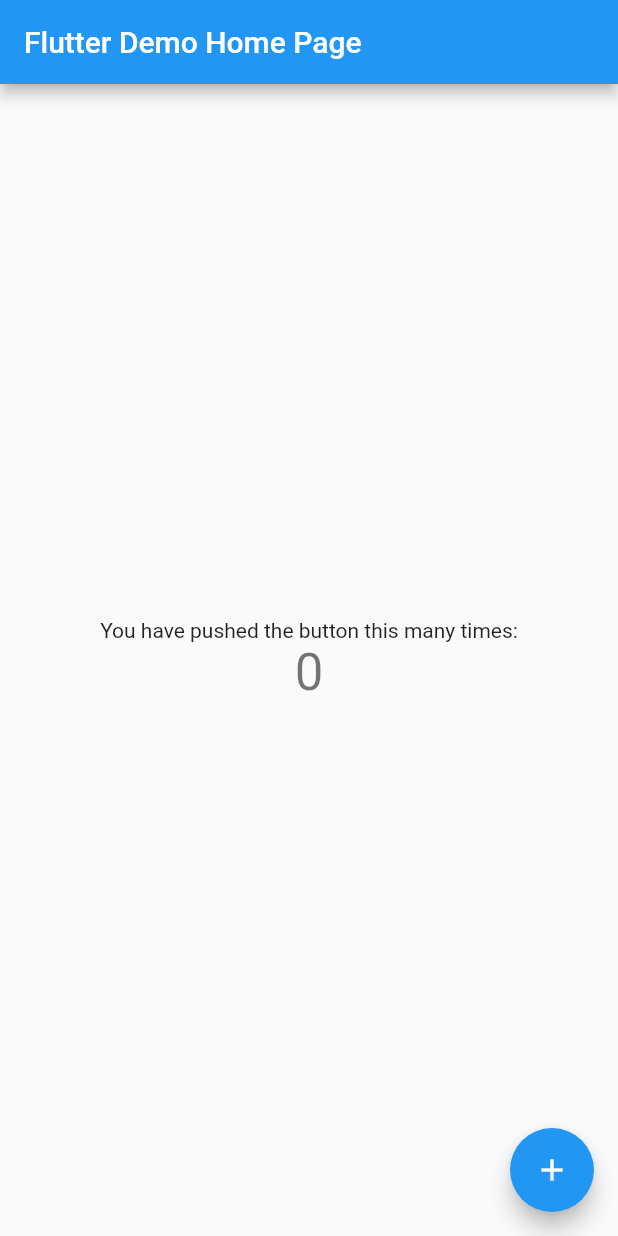
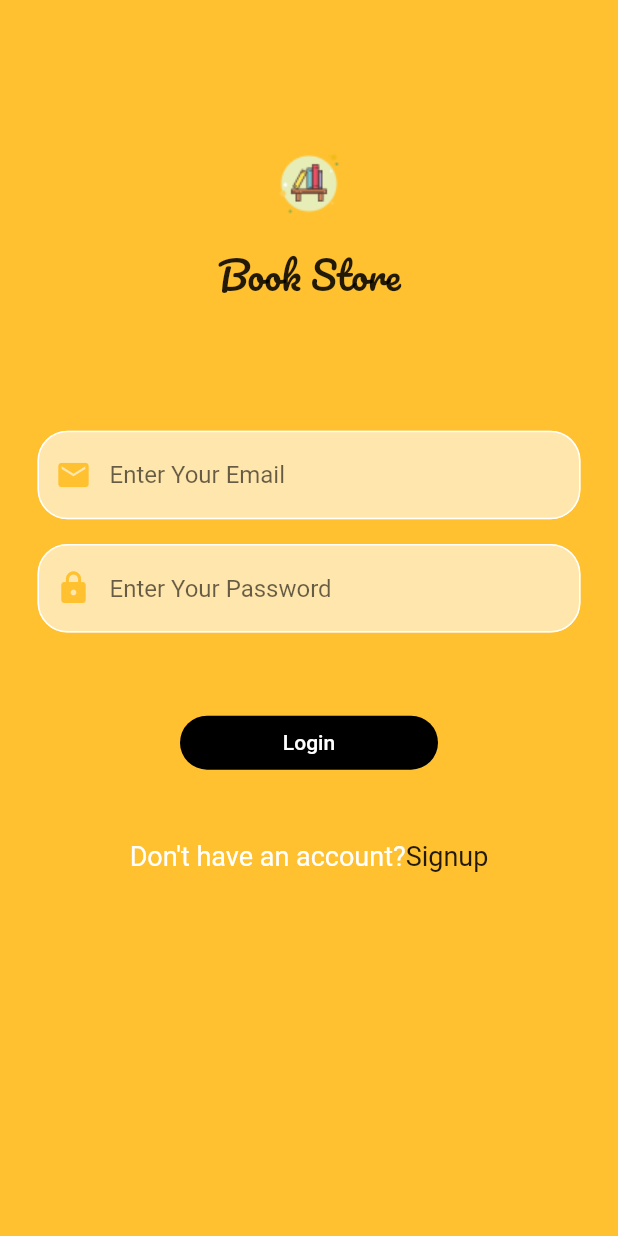
Before and after one commit to loqmanali/E-CommerceApp, a Flutter app: the screen it shows after launch, on a phone screen of 412 x 824 dp. Run offline on Flutter 3.47's test engine with Material 2 defaults, Android fonts, the phone set to English and light mode, and no system bars.

```diff
--- /dev/null
+++ b/lib/constant.dart
@@ -0,0 +1,4 @@
+import 'package:flutter/material.dart';
+
+const KMainColor = Color(0xFFFFC12F);
+const KSecandaryColor = Color(0xFFFFE6Ac);
--- a/lib/main.dart
+++ b/lib/main.dart
@@ -1,117 +1,22 @@
+import 'package:e_commerce/screen/login_screen.dart';
+import 'package:e_commerce/screen/signup_screen.dart';
 import 'package:flutter/material.dart';
+
 
 void main() {
   runApp(MyApp());
 }
 
 class MyApp extends StatelessWidget {
-  // This widget is the root of your application.
   @override
   Widget build(BuildContext context) {
     return MaterialApp(
-      title: 'Flutter Demo',
-      theme: ThemeData(
-        // This is the theme of your application.
-        //
-        // Try running your application with "flutter run". You'll see the
-        // application has a blue toolbar. Then, without quitting the app, try
-        // changing the primarySwatch below to Colors.green and then invoke
-        // "hot reload" (press "r" in the console where you ran "flutter run",
-        // or simply save your changes to "hot reload" in a Flutter IDE).
-        // Notice that the counter didn't reset back to zero; the application
-        // is not restarted.
-        primarySwatch: Colors.blue,
-        // This makes the visual density adapt to the platform that you run
-        // the app on. For desktop platforms, the controls will be smaller and
-        // closer together (more dense) than on mobile platforms.
-        visualDensity: VisualDensity.adaptivePlatformDensity,
-      ),
-      home: MyHomePage(title: 'Flutter Demo Home Page'),
+      debugShowCheckedModeBanner: false,
+      initialRoute: LoginScreen.id,
+      routes: {
+        LoginScreen.id : (context) => LoginScreen(),
+        SignupScreen.id : (context) => SignupScreen(),
+      },
     );
   }
 }
-
-class MyHomePage extends StatefulWidget {
-  MyHomePage({Key key, this.title}) : super(key: key);
-
-  // This widget is the home page of your application. It is stateful, meaning
-  // that it has a State object (defined below) that contains fields that affect
-  // how it looks.
-
-  // This class is the configuration for the state. It holds the values (in this
-  // case the title) provided by the parent (in this case the App widget) and
-  // used by the build method of the State. Fields in a Widget subclass are
-  // always marked "final".
-
-  final String title;
-
-  @override
-  _MyHomePageState createState() => _MyHomePageState();
-}
-
-class _MyHomePageState extends State<MyHomePage> {
-  int _counter = 0;
-
-  void _incrementCounter() {
-    setState(() {
-      // This call to setState tells the Flutter framework that something has
-      // changed in this State, which causes it to rerun the build method below
-      // so that the display can reflect the updated values. If we changed
-      // _counter without calling setState(), then the build method would not be
-      // called again, and so nothing would appear to happen.
-      _counter++;
-    });
-  }
-
-  @override
-  Widget build(BuildContext context) {
-    // This method is rerun every time setState is called, for instance as done
-    // by the _incrementCounter method above.
-    //
-    // The Flutter framework has been optimized to make rerunning build methods
-    // fast, so that you can just rebuild anything that needs updating rather
-    // than having to individually change instances of widgets.
-    return Scaffold(
-      appBar: AppBar(
-        // Here we take the value from the MyHomePage object that was created by
-        // the App.build method, and use it to set our appbar title.
-        title: Text(widget.title),
-      ),
-      body: Center(
-        // Center is a layout widget. It takes a single child and positions it
-        // in the middle of the parent.
-        child: Column(
-          // Column is also a layout widget. It takes a list of children and
-          // arranges them vertically. By default, it sizes itself to fit its
-          // children horizontally, and tries to be as tall as its parent.
-          //
-          // Invoke "debug painting" (press "p" in the console, choose the
-          // "Toggle Debug Paint" action from the Flutter Inspector in Android
-          // Studio, or the "Toggle Debug Paint" command in Visual Studio Code)
-          // to see the wireframe for each widget.
-          //
-          // Column has various properties to control how it sizes itself and
-          // how it positions its children. Here we use mainAxisAlignment to
-          // center the children vertically; the main axis here is the vertical
-          // axis because Columns are vertical (the cross axis would be
-          // horizontal).
-          mainAxisAlignment: MainAxisAlignment.center,
-          children: <Widget>[
-            Text(
-              'You have pushed the button this many times:',
-            ),
-            Text(
-              '$_counter',
-              style: Theme.of(context).textTheme.headline4,
-            ),
-          ],
-        ),
-      ),
-      floatingActionButton: FloatingActionButton(
-        onPressed: _incrementCounter,
-        tooltip: 'Increment',
-        child: Icon(Icons.add),
-      ), // This trailing comma makes auto-formatting nicer for build methods.
-    );
-  }
-}
--- /dev/null
+++ b/lib/screen/login_screen.dart
@@ -0,0 +1,104 @@
+import 'package:e_commerce/constant.dart';
+import 'package:e_commerce/screen/signup_screen.dart';
+import 'package:e_commerce/widgets/custom_textfield.dart';
+import 'package:flutter/cupertino.dart';
+import 'package:flutter/material.dart';
+
+class LoginScreen extends StatelessWidget {
+  static String id = 'LoginScreen';
+  @override
+  Widget build(BuildContext context) {
+
+    double height = MediaQuery.of(context).size.height;
+    return Scaffold(
+        backgroundColor: KMainColor,
+        body: ListView(
+          children: [
+            Padding(
+              padding: EdgeInsets.only(top: 40),
+              child: Container(
+                height: MediaQuery.of(context).size.height * 0.2,
+                child: Stack(
+                  alignment: Alignment.center,
+                  children: <Widget>[
+                    Image(
+                      image: AssetImage('assets/img/book.png'),
+                    ),
+                    Positioned(
+                      bottom: 0,
+                      child: Text(
+                        'Book Store',
+                        style: TextStyle(
+                          fontFamily: 'Pacifico',
+                          fontSize: 25,
+                        ),
+                      ),
+                    ),
+                  ],
+                ),
+              ),
+            ),
+            SizedBox(
+              height: height * .1,
+            ),
+            CustomTextField(
+              hint: 'Enter Your Email',
+              icon: Icons.email,
+            ),
+            SizedBox(
+              height: height * .02,
+            ),
+            CustomTextField(
+              hint: 'Enter Your Password',
+              icon: Icons.lock,
+            ),
+            SizedBox(
+              height: height * .06,
+            ),
+            Padding(
+              padding: const EdgeInsets.symmetric(horizontal: 120),
+              child: FlatButton(
+                shape: RoundedRectangleBorder(
+                  borderRadius: BorderRadius.circular(20),
+                ),
+                color: Colors.black,
+                  onPressed: (){
+
+                  },
+                  child: Text(
+                    'Login',
+                    style: TextStyle(
+                      color: Colors.white
+                    ),
+                  )),
+            ),
+            SizedBox(
+              height: height * .05,
+            ),
+            Row(
+              mainAxisAlignment: MainAxisAlignment.center,
+              children: <Widget>[
+                Text(
+                  'Don\'t have an account?',
+                  style: TextStyle(
+                    color: Colors.white,
+                    fontSize: 18,
+                  ),
+                ),
+                GestureDetector(
+                  onTap: (){
+                    Navigator.pushNamed(context, SignupScreen.id);
+                  },
+                  child: Text(
+                    'Signup',
+                    style: TextStyle(
+                      fontSize: 18
+                    ),
+                  ),
+                )
+              ],
+            ),
+          ],
+        ));
+  }
+}
--- a/lib/widgets/custom_textfield.dart
+++ b/lib/widgets/custom_textfield.dart
@@ -0,0 +1,56 @@
+import 'package:flutter/material.dart';
+import '../constant.dart';
+
+class CustomTextField extends StatelessWidget {
+  final String hint;
+  final IconData icon;
+
+  String _errorMessage(String str) {
+    switch(hint) {
+      case 'Enter Your Name' : return 'Name Is Empty';
+      case 'Enter Your Email' : return 'Email Is Empty';
+      case 'Enter Your Password' : return 'Password Is Empty';
+    }
+  }
+
+  CustomTextField({@required this.hint, @required this.icon});
+
+  @override
+  Widget build(BuildContext context) {
+    return Padding(
+      padding: const EdgeInsets.symmetric(horizontal: 25),
+      child: TextFormField(
+        validator: (value){
+          if(value.isEmpty){
+            return _errorMessage(hint);
+          }
+        },
+        cursorColor: Colors.black,
+        decoration: InputDecoration(
+          hintText: hint,
+          prefixIcon: Icon(
+            icon,
+            color: KMainColor,
+          ),
+          filled: true,
+          fillColor: KSecandaryColor,
+          enabledBorder: OutlineInputBorder(
+              borderRadius: BorderRadius.circular(20),
+              borderSide: BorderSide(
+                color: Colors.white,
+              )),
+          focusedBorder: OutlineInputBorder(
+              borderRadius: BorderRadius.circular(20),
+              borderSide: BorderSide(
+                color: KSecandaryColor,
+              )),
+          border: OutlineInputBorder(
+              borderRadius: BorderRadius.circular(20),
+              borderSide: BorderSide(
+                color: KSecandaryColor,
+              )),
+        ),
+      ),
+    );
+  }
+}
```
Also changed, not shown: lib/screen/signup_screen.dart (added, +115 -0 lines), pubspec.yaml (+6 -6 lines), assets/fonts/Pacifico-Regular.ttf (added), assets/img/book.png (added).
